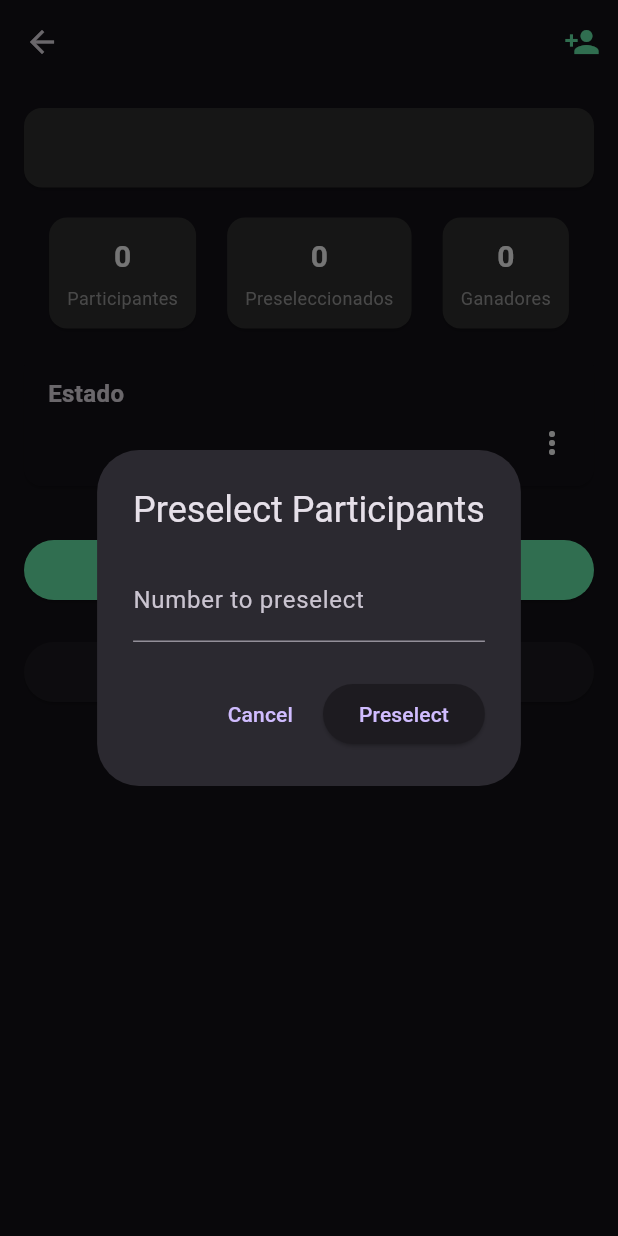
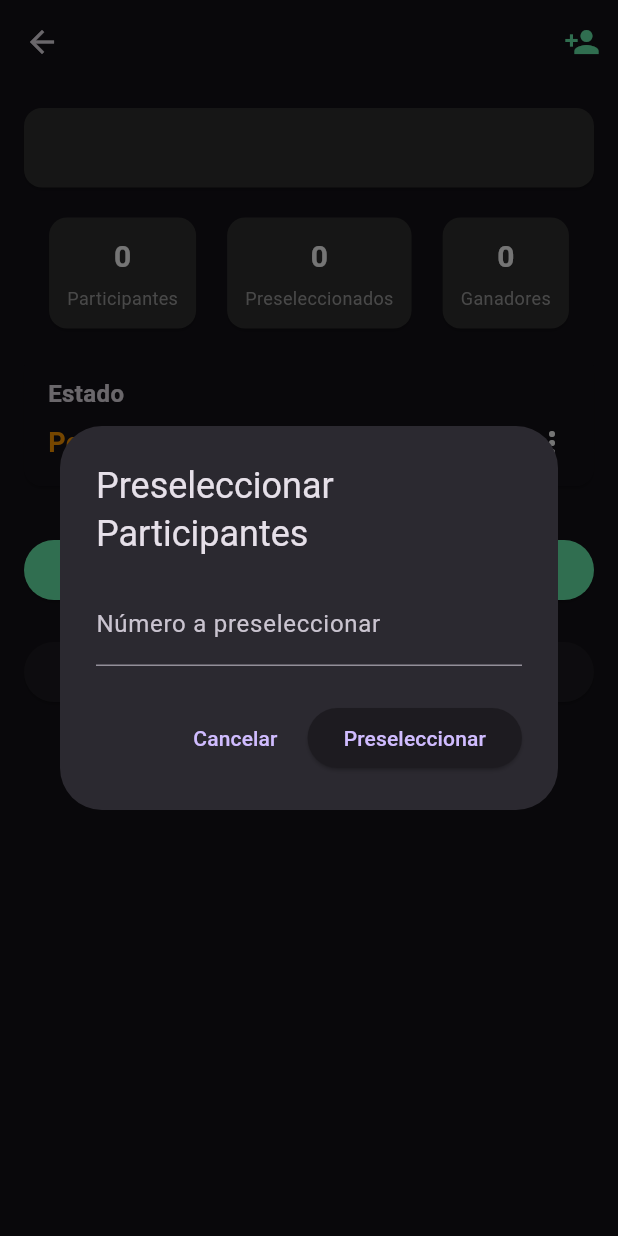
Before and after one commit to magq2002/raffleFlutter, a Flutter app: the GiveawayDetailsPage screen opened directly with empty values, after a tap on "Preseleccionar Participantes", on a phone screen of 412 x 824 dp. Run offline on Flutter 3.47's test engine with Material 3 defaults, Android fonts, the phone set to English and light mode, and no system bars; our stand-ins replace equatable, flutter_bloc, image_picker, permission_handler, qr_flutter, screenshot and 2 more; accounts and stored records are empty.

Commit message:
resolve language details and global variables

```diff
--- /dev/null
+++ b/lib/core/theme/app_colors.dart
@@ -0,0 +1,9 @@
+import 'package:flutter/material.dart';
+
+class AppColors {
+  static const Color primary = Colors.greenAccent;
+  static const Color secondary = Colors.blueAccent;
+  static const Color error = Colors.redAccent;
+  static const Color background = Colors.black;
+  static const Color text = Colors.white;
+}
--- a/lib/features/giveaways/presentation/pages/giveaway_create_page.dart
+++ b/lib/features/giveaways/presentation/pages/giveaway_create_page.dart
@@ -1,5 +1,6 @@
 import 'package:flutter/material.dart';
 import 'package:flutter_bloc/flutter_bloc.dart';
+import '../../../../core/theme/app_colors.dart';
 import '../bloc/giveaway_bloc.dart';
 
 class GiveawayCreatePage extends StatefulWidget {
@@ -91,7 +92,7 @@ class _GiveawayCreatePageState extends State<GiveawayCreatePage> {
                         ? 'Seleccionar fecha'
                         : '${_drawDate!.toLocal()}'.split(' ')[0]),
                     style: ElevatedButton.styleFrom(
-                      backgroundColor: Colors.greenAccent,
+                      backgroundColor: AppColors.primary,
                       foregroundColor: Colors.black87,
                       padding: const EdgeInsets.symmetric(
                           horizontal: 16, vertical: 12),
--- a/lib/features/giveaways/presentation/pages/giveaway_details_page.dart
+++ b/lib/features/giveaways/presentation/pages/giveaway_details_page.dart
@@ -1,5 +1,6 @@
 import 'package:flutter/material.dart';
 import 'package:flutter_bloc/flutter_bloc.dart';
+import '../../../../core/theme/app_colors.dart';
 import '../../domain/entities/giveaway.dart';
 import '../bloc/participant_bloc.dart';
 import '../widgets/giveaway_description_widget.dart';
@@ -28,7 +29,7 @@ class GiveawayDetailsPage extends StatelessWidget {
             onPressed: () => _showAddParticipantDialog(context),
             icon: const Icon(
               Icons.person_add,
-              color: Colors.greenAccent,
+              color: AppColors.primary,
             ),
             tooltip: 'Nuevo Participante',
           )
@@ -120,7 +121,7 @@ class GiveawayDetailsPage extends StatelessWidget {
       default:
         awardTitle = '🎉 ¡Ganador!';
         awardIcon =
-            const Icon(Icons.emoji_events, color: Colors.greenAccent, size: 48);
+            const Icon(Icons.emoji_events, color: AppColors.primary, size: 48);
     }
 
     showDialog(
--- a/lib/features/giveaways/presentation/widgets/create_giveaway_button.dart
+++ b/lib/features/giveaways/presentation/widgets/create_giveaway_button.dart
@@ -1,4 +1,5 @@
 import 'package:flutter/material.dart';
+import '../../../../core/theme/app_colors.dart';
 import '../pages/giveaway_create_page.dart';
 
 class CreateGiveawayButton extends StatelessWidget {
@@ -8,7 +9,7 @@ class CreateGiveawayButton extends StatelessWidget {
   Widget build(BuildContext context) {
     return FloatingActionButton.extended(
       foregroundColor: Colors.black,
-      backgroundColor: Colors.greenAccent,
+      backgroundColor: AppColors.primary,
       onPressed: () {
         Navigator.push(
           context,
--- a/lib/features/giveaways/presentation/widgets/giveaway_stats.dart
+++ b/lib/features/giveaways/presentation/widgets/giveaway_stats.dart
@@ -1,4 +1,5 @@
 import 'package:flutter/material.dart';
+import '../../../../core/theme/app_colors.dart';
 import '../../domain/entities/participant.dart';
 
 class GiveawayStats extends StatelessWidget {
@@ -29,7 +30,7 @@ class GiveawayStats extends StatelessWidget {
           style: const TextStyle(
             fontSize: 20,
             fontWeight: FontWeight.bold,
-            color: Colors.greenAccent,
+            color: AppColors.primary,
           ),
         ),
         const SizedBox(height: 4),
--- a/lib/features/giveaways/presentation/widgets/giveaway_status_widget.dart
+++ b/lib/features/giveaways/presentation/widgets/giveaway_status_widget.dart
@@ -36,7 +36,7 @@ class GiveawayStatusWidget extends StatelessWidget {
                   children: [
                     Expanded(
                       child: Text(
-                        updatedGiveaway.status.toUpperCase(),
+                        _translateStatus(updatedGiveaway.status),
                         style: TextStyle(
                           color: _getStatusColor(updatedGiveaway.status),
                           fontWeight: FontWeight.bold,
@@ -90,4 +90,16 @@ class GiveawayStatusWidget extends StatelessWidget {
         return Colors.orange;
     }
   }
+
+  String _translateStatus(String status) {
+    switch (status.toLowerCase()) {
+      case 'completed':
+        return 'Completado';
+      case 'cancelled':
+        return 'Cancelado';
+      case 'pending':
+      default:
+        return 'Pendiente';
+    }
+  }
 }
--- a/lib/features/giveaways/presentation/widgets/preselect_participants_button.dart
+++ b/lib/features/giveaways/presentation/widgets/preselect_participants_button.dart
@@ -1,4 +1,6 @@
 import 'package:flutter/material.dart';
+
+import '../../../../core/theme/app_colors.dart';
 
 class PreselectParticipantsButton extends StatelessWidget {
   final void Function(int count) onPreselect;
@@ -11,18 +13,18 @@ class PreselectParticipantsButton extends StatelessWidget {
     showDialog(
       context: context,
       builder: (_) => AlertDialog(
-        title: const Text('Preselect Participants'),
+        title: const Text('Preseleccionar Participantes'),
         content: TextField(
           controller: controller,
           keyboardType: TextInputType.number,
           decoration: const InputDecoration(
-            labelText: 'Number to preselect',
+            labelText: 'Número a preseleccionar',
           ),
         ),
         actions: [
           TextButton(
             onPressed: () => Navigator.pop(context),
-            child: const Text('Cancel'),
+            child: const Text('Cancelar'),
           ),
           ElevatedButton(
             onPressed: () {
@@ -32,7 +34,7 @@ class PreselectParticipantsButton extends StatelessWidget {
                 onPreselect(count);
               }
             },
-            child: const Text('Preselect'),
+            child: const Text('Preseleccionar'),
           ),
         ],
       ),
@@ -46,7 +48,7 @@ class PreselectParticipantsButton extends StatelessWidget {
       icon: const Icon(Icons.how_to_reg),
       label: const Text('Preseleccionar Participantes'),
       style: ElevatedButton.styleFrom(
-        backgroundColor: Colors.greenAccent,
+        backgroundColor: AppColors.primary,
         foregroundColor: Colors.black,
       ),
     );
--- a/lib/features/raffles/presentation/pages/raffle_list_page.dart
+++ b/lib/features/raffles/presentation/pages/raffle_list_page.dart
@@ -7,6 +7,8 @@ import 'package:raffle/features/raffles/presentation/bloc/raffle_event.dart';
 import 'package:raffle/features/raffles/presentation/bloc/raffle_state.dart';
 import 'package:raffle/features/raffles/presentation/pages/raffle_create_page.dart';
 import 'package:raffle/features/raffles/presentation/pages/raffle_details_page.dart';
+
+import '../../../../core/theme/app_colors.dart';
 
 class RaffleListPage extends StatefulWidget {
   const RaffleListPage({super.key});
@@ -137,7 +139,7 @@ class _RaffleListPageState extends State<RaffleListPage> {
       ),
       floatingActionButton: FloatingActionButton(
         foregroundColor: Colors.black,
-        backgroundColor: Colors.greenAccent,
+        backgroundColor: AppColors.primary,
         onPressed: () async {
           final bloc = context.read<RaffleBloc>();
 
--- a/lib/features/raffles/presentation/pages/trash_page.dart
+++ b/lib/features/raffles/presentation/pages/trash_page.dart
@@ -1,6 +1,7 @@
 import 'package:flutter/material.dart';
 import 'package:flutter_bloc/flutter_bloc.dart';
 import '../../../../core/data/database_cleaner.dart';
+import '../../../../core/theme/app_colors.dart';
 import '../bloc/raffle_bloc.dart';
 import '../bloc/raffle_event.dart';
 
@@ -13,7 +14,7 @@ class TrashPage extends StatelessWidget {
       child: Card(
         elevation: 8,
         shape: RoundedRectangleBorder(borderRadius: BorderRadius.circular(20)),
-        color: Colors.greenAccent.withOpacity(0.9),
+        color: AppColors.primary.withOpacity(0.9),
         child: Padding(
           padding: const EdgeInsets.all(24.0),
           child: Column(
--- a/lib/features/raffles/presentation/widgets/ticket_export_widget.dart
+++ b/lib/features/raffles/presentation/widgets/ticket_export_widget.dart
@@ -8,6 +8,7 @@ import 'package:share_plus/share_plus.dart';
 import 'package:path_provider/path_provider.dart';
 import 'dart:io';
 
+import '../../../../core/theme/app_colors.dart';
 import '../../domain/entities/ticket.dart';
 
 class TicketExportWidget extends StatefulWidget {
@@ -103,7 +104,7 @@ class _TicketExportWidgetState extends State<TicketExportWidget> {
                           Text(
                             ticket.buyerName ?? '—',
                             style: const TextStyle(
-                              color: Colors.greenAccent,
+                              color: AppColors.primary,
                               fontSize: 22,
                               fontWeight: FontWeight.bold,
                             ),
@@ -184,7 +185,7 @@ class _TicketExportWidgetState extends State<TicketExportWidget> {
                   child: Text(
                     '¡GRACIAS POR PARTICIPAR!',
                     style: TextStyle(
-                      color: Colors.greenAccent,
+                      color: AppColors.primary,
                       fontWeight: FontWeight.bold,
                     ),
                   ),
--- a/pubspec.yaml
+++ b/pubspec.yaml
@@ -31,6 +31,8 @@ dependencies:
   flutter:
     sdk: flutter
 
+  flutter_localizations:
+    sdk: flutter
   flutter_bloc: ^8.1.3
   uuid: ^4.2.2
   sqflite: ^2.4.1
@@ -48,7 +50,7 @@ dependencies:
   # The following adds the Cupertino Icons font to your application.
   # Use with the CupertinoIcons class for iOS style icons.
   cupertino_icons: ^1.0.8
-  intl: ^0.20.2
+  intl: ^0.19.0
 
 dev_dependencies:
   flutter_test:
```
Also changed, not shown: lib/features/giveaways/presentation/widgets/giveaway_card.dart (+13 -1 lines), lib/layout/main_layout.dart (+8 -7 lines), lib/main.dart (+10 -0 lines), pubspec.lock.
